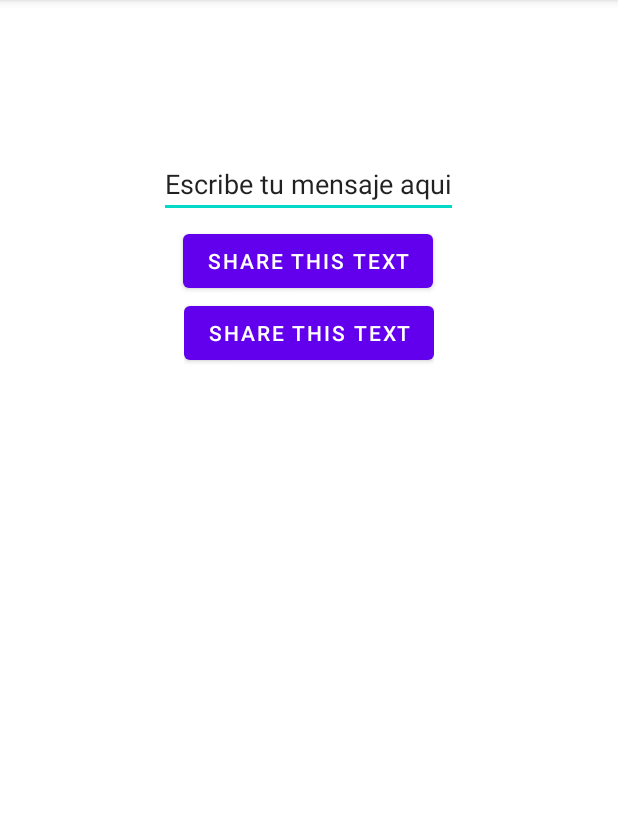
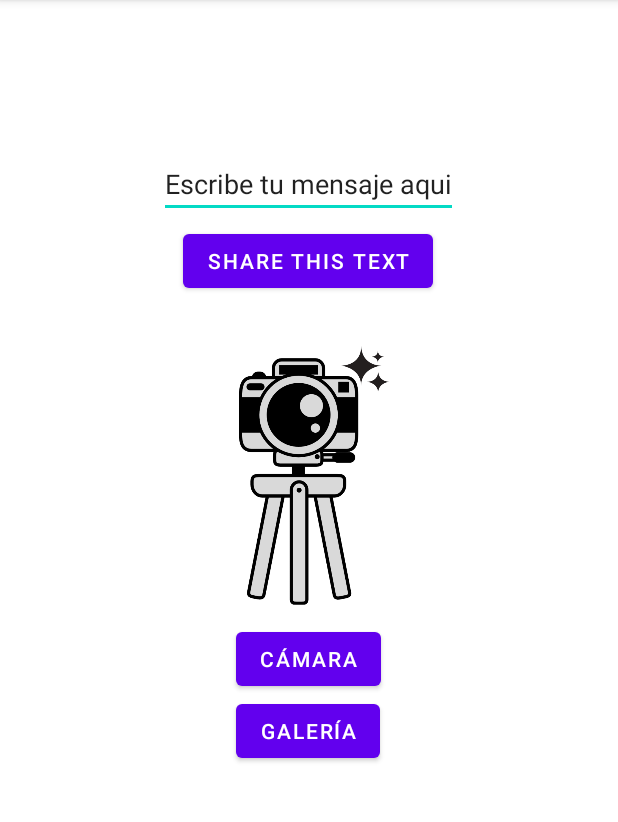
Before and after one commit to Jellian/Implicit_intents, an Android app: the screen it shows after launch (MainActivity), on a phone screen of 412 x 824 dp, the part 84-906 px from its top. Run offline under Robolectric (Android 15) with nearby library versions, the phone set to English and light mode, and no system bars.

Commit message:
Se añade src de imageview y botones

```diff
--- a/app/src/main/res/layout/activity_main.xml
+++ b/app/src/main/res/layout/activity_main.xml
@@ -17,7 +17,7 @@
             android:id="@+id/text_share"
             android:layout_width="wrap_content"
             android:layout_height="wrap_content"
-            android:text="Escribe tu mensaje aqui" />
+            android:text="@string/text_share" />
 
         <Button
             android:id="@+id/button_share"
@@ -25,26 +25,37 @@
             android:layout_height="wrap_content"
             android:layout_centerHorizontal="true"
             android:layout_marginTop="50dp"
-            android:text="Share This Text" />
+            android:text="@string/button_share" />
     </RelativeLayout>
 
     <RelativeLayout
         android:layout_width="wrap_content"
         android:layout_height="wrap_content"
         android:layout_below="@+id/relative1"
+        android:layout_marginTop="20dp"
         android:layout_centerHorizontal="true">
 
         <ImageView
+            android:id="@+id/image"
+            android:layout_width="183dp"
+            android:layout_height="197dp"
+            android:src="@drawable/cam" />
+
+        <Button
+            android:id="@+id/camera"
             android:layout_width="wrap_content"
             android:layout_height="wrap_content"
-            android:layout_centerInParent="true" />
-
+            android:layout_below="@+id/image"
+            android:layout_centerHorizontal="true"
+            android:text="@string/camera"/>
         <Button
-            android:id="@+id/button_camera"
+            android:id="@+id/galeria"
             android:layout_width="wrap_content"
             android:layout_height="wrap_content"
+            android:layout_below="@+id/camera"
             android:layout_centerHorizontal="true"
-            android:text="Share This Text" />
+            android:text="@string/galeria"/>
+
 
     </RelativeLayout>
 
--- a/app/src/main/res/values/strings.xml
+++ b/app/src/main/res/values/strings.xml
@@ -1,5 +1,9 @@
 <resources>
     <string name="app_name">Implicit_intents</string>
-    <string name="text_share">\Escribe tu mensaje aqui</string>
+    <string name="text_share">Escribe tu mensaje aqui</string>
     <string name="button_share">Share This Text</string>
+    <string name="camera">Cámara</string>
+    <string name="galeria">Galería</string>
+
+
 </resources>
```
